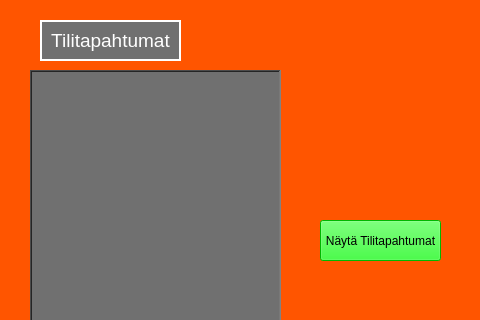
This is frontend/tilitapahtumat.ui in 22kmo-project/group_8 as Qt 5 draws it before an edit; both pictures show x 0 to 480 and y 0 to 320 of the 684 by 570 pixel window. The edited form follows.
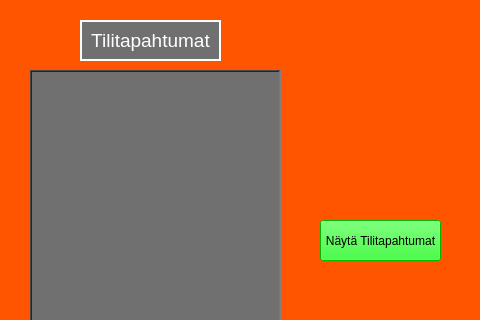
This is the edited form.

The edit to the form file:
```diff
--- a/frontend/tilitapahtumat.ui
+++ b/frontend/tilitapahtumat.ui
@@ -19,7 +19,7 @@
   <widget class="QLabel" name="labelTilitapahtumat">
    <property name="geometry">
     <rect>
-     <x>40</x>
+     <x>80</x>
      <y>20</y>
      <width>141</width>
      <height>41</height>
```
